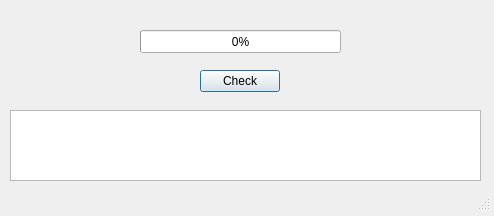
This is updatescriptsdialog.ui in adgellida/ubunsys as Qt 5 draws it before an edit. The edited form follows.
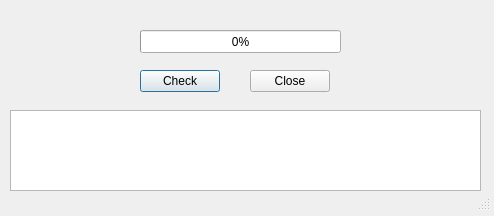
This is the edited form.

```diff
--- a/updatescriptsdialog.ui
+++ b/updatescriptsdialog.ui
@@ -29,7 +29,7 @@
   <widget class="QPushButton" name="pushButton">
    <property name="geometry">
     <rect>
-     <x>200</x>
+     <x>140</x>
      <y>70</y>
      <width>80</width>
      <height>22</height>
@@ -58,10 +58,23 @@
      <x>10</x>
      <y>110</y>
      <width>471</width>
-     <height>71</height>
+     <height>81</height>
     </rect>
    </property>
   </widget>
+  <widget class="QPushButton" name="closeUpdateDialogButton">
+   <property name="geometry">
+    <rect>
+     <x>250</x>
+     <y>70</y>
+     <width>80</width>
+     <height>22</height>
+    </rect>
+   </property>
+   <property name="text">
+    <string>Close</string>
+   </property>
+  </widget>
  </widget>
  <resources/>
  <connections/>
```
Left out of the diff: 2 changed lines with no effect on the pictures.
